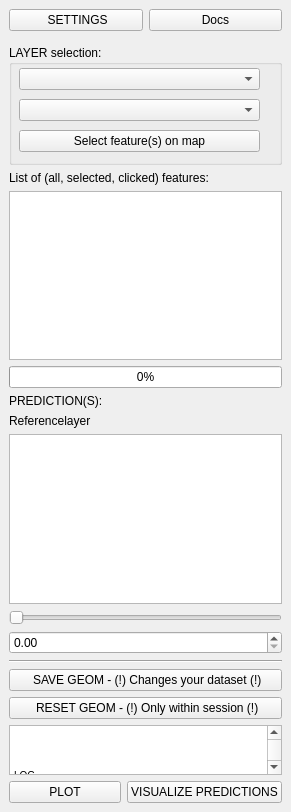
Old version of the form plugin/brdrq/brdrq_dockwidget_featurealigner.ui in the repository OnroerendErfgoed/brdrQ.
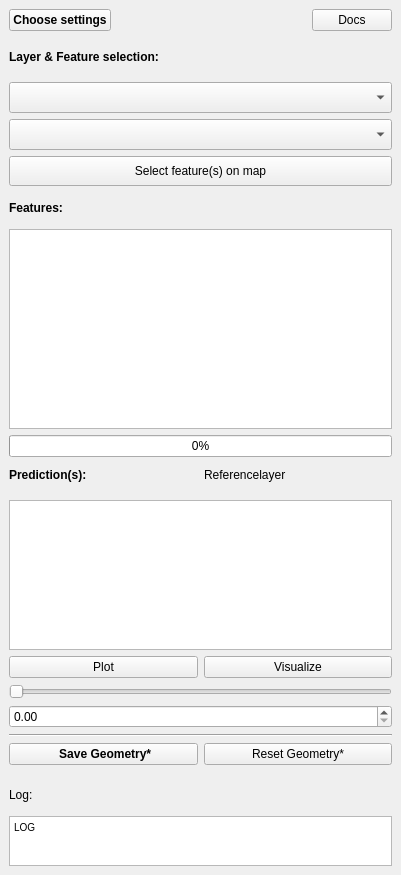
New version of the form. Custom widgets are drawn as their Qt base class.

The edit to the form file:
```diff
--- a/plugin/brdrq/brdrq_dockwidget_featurealigner.ui
+++ b/plugin/brdrq/brdrq_dockwidget_featurealigner.ui
@@ -6,8 +6,8 @@
    <rect>
     <x>0</x>
     <y>0</y>
-    <width>291</width>
-    <height>812</height>
+    <width>401</width>
+    <height>875</height>
    </rect>
   </property>
   <property name="windowOpacity">
@@ -18,26 +18,162 @@
   </property>
   <widget class="QWidget" name="dockWidgetContents">
    <layout class="QGridLayout" name="gridLayout">
-    <item row="39" column="0">
-     <widget class="QPushButton" name="pushButton_reset">
-      <property name="text">
-       <string> RESET GEOM - (!) Only within session (!)</string>
+    <item row="32" column="0">
+     <widget class="Line" name="line">
+      <property name="orientation">
+       <enum>Qt::Horizontal</enum>
       </property>
      </widget>
     </item>
+    <item row="22" column="0">
+     <layout class="QHBoxLayout" name="horizontalLayout_4">
+      <property name="bottomMargin">
+       <number>8</number>
+      </property>
+      <item alignment="Qt::AlignLeft">
+       <widget class="QLabel" name="label_2">
+        <property name="font">
+         <font>
+          <weight>75</weight>
+          <bold>true</bold>
+         </font>
+        </property>
+        <property name="toolTip">
+         <string>Prediction(s) for the selected feature based on the reference layer</string>
+        </property>
+        <property name="text">
+         <string>Prediction(s):</string>
+        </property>
+       </widget>
+      </item>
+      <item>
+       <widget class="QLabel" name="label_referencelayer">
+        <property name="text">
+         <string>Referencelayer</string>
+        </property>
+       </widget>
+      </item>
+     </layout>
+    </item>
+    <item row="43" column="0">
+     <widget class="QTextEdit" name="textEdit_output">
+      <property name="sizePolicy">
+       <sizepolicy hsizetype="Expanding" vsizetype="Fixed">
+        <horstretch>0</horstretch>
+        <verstretch>0</verstretch>
+       </sizepolicy>
+      </property>
+      <property name="minimumSize">
+       <size>
+        <width>0</width>
+        <height>50</height>
+       </size>
+      </property>
+      <property name="maximumSize">
+       <size>
+        <width>16777215</width>
+        <height>50</height>
+       </size>
+      </property>
+      <property name="baseSize">
+       <size>
+        <width>0</width>
+        <height>50</height>
+       </size>
+      </property>
+      <property name="html">
+       <string>&lt;!DOCTYPE HTML PUBLIC &quot;-//W3C//DTD HTML 4.0//EN&quot; &quot;http://www.w3.org/TR/REC-html40/strict.dtd&quot;&gt;
+&lt;html&gt;&lt;head&gt;&lt;meta name=&quot;qrichtext&quot; content=&quot;1&quot; /&gt;&lt;style type=&quot;text/css&quot;&gt;
+p, li { white-space: pre-wrap; }
+&lt;/style&gt;&lt;/head&gt;&lt;body style=&quot; font-family:'MS Shell Dlg 2'; font-size:9.75pt; font-weight:400; font-style:normal;&quot;&gt;
+&lt;p style=&quot; margin-top:0px; margin-bottom:0px; margin-left:0px; margin-right:0px; -qt-block-indent:0; text-indent:0px;&quot;&gt;&lt;span style=&quot; font-size:7.8pt;&quot;&gt;LOG                             &lt;/span&gt;&lt;/p&gt;&lt;/body&gt;&lt;/html&gt;</string>
+      </property>
+     </widget>
+    </item>
+    <item row="29" column="0">
+     <widget class="QSlider" name="horizontalSlider">
+      <property name="singleStep">
+       <number>10</number>
+      </property>
+      <property name="orientation">
+       <enum>Qt::Horizontal</enum>
+      </property>
+     </widget>
+    </item>
+    <item row="15" column="0">
+     <widget class="QgsMapLayerComboBox" name="mMapLayerComboBox">
+      <property name="sizePolicy">
+       <sizepolicy hsizetype="Preferred" vsizetype="Preferred">
+        <horstretch>0</horstretch>
+        <verstretch>0</verstretch>
+       </sizepolicy>
+      </property>
+      <property name="font">
+       <font>
+        <weight>50</weight>
+        <bold>false</bold>
+       </font>
+      </property>
+     </widget>
+    </item>
+    <item row="20" column="0">
+     <widget class="QProgressBar" name="progressBar">
+      <property name="value">
+       <number>0</number>
+      </property>
+     </widget>
+    </item>
+    <item row="19" column="0">
+     <widget class="QListWidget" name="listWidget_features">
+      <property name="maximumSize">
+       <size>
+        <width>16777215</width>
+        <height>200</height>
+       </size>
+      </property>
+     </widget>
+    </item>
+    <item row="23" column="0">
+     <widget class="QListWidget" name="listWidget_predictions">
+      <property name="maximumSize">
+       <size>
+        <width>16777215</width>
+        <height>150</height>
+       </size>
+      </property>
+     </widget>
+    </item>
+    <item row="30" column="0">
+     <widget class="QDoubleSpinBox" name="doubleSpinBox"/>
+    </item>
     <item row="5" column="0">
      <layout class="QHBoxLayout" name="horizontalLayout_2">
       <property name="bottomMargin">
        <number>8</number>
       </property>
-      <item>
+      <item alignment="Qt::AlignLeft">
        <widget class="QPushButton" name="pushButton_settings">
+        <property name="sizePolicy">
+         <sizepolicy hsizetype="Preferred" vsizetype="Fixed">
+          <horstretch>0</horstretch>
+          <verstretch>0</verstretch>
+         </sizepolicy>
+        </property>
+        <property name="font">
+         <font>
+          <weight>75</weight>
+          <bold>true</bold>
+         </font>
+        </property>
+        <property name="toolTip">
+         <string>Define the settings to align features</string>
+        </property>
         <property name="text">
-         <string> SETTINGS</string>
+         <string>Choose settings</string>
         </property>
        </widget>
       </item>
-      <item>
+      <item alignment="Qt::AlignRight">
        <widget class="QPushButton" name="pushButton_help">
         <property name="text">
          <string>Docs</string>
@@ -46,178 +182,141 @@
       </item>
      </layout>
     </item>
-    <item row="17" column="0">
+    <item row="40" column="0">
+     <layout class="QHBoxLayout" name="horizontalLayout_3">
+      <property name="bottomMargin">
+       <number>8</number>
+      </property>
+      <item>
+       <widget class="QPushButton" name="pushButton_save">
+        <property name="font">
+         <font>
+          <weight>75</weight>
+          <bold>true</bold>
+         </font>
+        </property>
+        <property name="toolTip">
+         <string>Save Geometry - (!) *Changes your dataset (!)</string>
+        </property>
+        <property name="text">
+         <string extracomment="save"> Save Geometry*</string>
+        </property>
+        <attribute name="buttonGroup">
+         <string notr="true">buttonGroup</string>
+        </attribute>
+       </widget>
+      </item>
+      <item>
+       <widget class="QPushButton" name="pushButton_reset">
+        <property name="toolTip">
+         <string>Reset geometry - (!) *Only possible to reset within session (!)</string>
+        </property>
+        <property name="text">
+         <string>Reset Geometry*</string>
+        </property>
+       </widget>
+      </item>
+     </layout>
+    </item>
+    <item row="18" column="0" alignment="Qt::AlignLeft">
      <widget class="QLabel" name="label">
+      <property name="font">
+       <font>
+        <weight>75</weight>
+        <bold>true</bold>
+       </font>
+      </property>
+      <property name="toolTip">
+       <string> List of (all, selected, clicked) features</string>
+      </property>
       <property name="text">
-       <string>List of (all, selected, clicked) features:</string>
+       <string>Features:</string>
       </property>
      </widget>
     </item>
-    <item row="20" column="0">
-     <widget class="QLabel" name="label_2">
-      <property name="text">
-       <string>PREDICTION(S):</string>
+    <item row="16" column="0">
+     <widget class="QComboBox" name="comboBox_selectfeatures">
+      <property name="sizePolicy">
+       <sizepolicy hsizetype="Preferred" vsizetype="Preferred">
+        <horstretch>0</horstretch>
+        <verstretch>0</verstretch>
+       </sizepolicy>
       </property>
+      <property name="font">
+       <font>
+        <weight>50</weight>
+        <bold>false</bold>
+       </font>
+      </property>
      </widget>
     </item>
-    <item row="13" column="0">
-     <widget class="QGroupBox" name="groupBox">
+    <item row="17" column="0">
+     <widget class="QPushButton" name="pushButton_select">
       <property name="sizePolicy">
        <sizepolicy hsizetype="Expanding" vsizetype="Preferred">
         <horstretch>0</horstretch>
         <verstretch>0</verstretch>
        </sizepolicy>
       </property>
-      <property name="minimumSize">
-       <size>
-        <width>0</width>
-        <height>120</height>
-       </size>
+      <property name="font">
+       <font>
+        <weight>50</weight>
+        <bold>false</bold>
+       </font>
       </property>
-      <property name="title">
-       <string>LAYER selection:</string>
+      <property name="toolTip">
+       <string>Select feature(s ) from layer by clicking on the map</string>
       </property>
-      <widget class="QWidget" name="verticalLayoutWidget">
-       <property name="geometry">
-        <rect>
-         <x>10</x>
-         <y>20</y>
-         <width>241</width>
-         <height>92</height>
-        </rect>
-       </property>
-       <layout class="QVBoxLayout" name="verticalLayout">
-        <item>
-         <widget class="QgsMapLayerComboBox" name="mMapLayerComboBox"/>
-        </item>
-        <item>
-         <widget class="QComboBox" name="comboBox_selectfeatures">
-          <property name="sizePolicy">
-           <sizepolicy hsizetype="Expanding" vsizetype="Fixed">
-            <horstretch>0</horstretch>
-            <verstretch>0</verstretch>
-           </sizepolicy>
-          </property>
-         </widget>
-        </item>
-        <item>
-         <widget class="QPushButton" name="pushButton_select">
-          <property name="sizePolicy">
-           <sizepolicy hsizetype="Expanding" vsizetype="Fixed">
-            <horstretch>0</horstretch>
-            <verstretch>0</verstretch>
-           </sizepolicy>
-          </property>
-          <property name="text">
-           <string>Select feature(s) on map</string>
-          </property>
-         </widget>
-        </item>
-       </layout>
-      </widget>
+      <property name="text">
+       <string>Select feature(s) on map</string>
+      </property>
      </widget>
     </item>
-    <item row="41" column="0">
+    <item row="28" column="0">
      <layout class="QHBoxLayout" name="horizontalLayout">
       <item>
        <widget class="QPushButton" name="pushButton_grafiek">
         <property name="text">
-         <string>PLOT</string>
+         <string>Plot</string>
         </property>
        </widget>
       </item>
       <item>
        <widget class="QPushButton" name="pushButton_visualisatie">
         <property name="text">
-         <string>VISUALIZE PREDICTIONS</string>
+         <string>Visualize</string>
         </property>
        </widget>
       </item>
      </layout>
     </item>
-    <item row="19" column="0">
-     <widget class="QProgressBar" name="progressBar">
-      <property name="value">
-       <number>0</number>
+    <item row="6" column="0">
+     <layout class="QHBoxLayout" name="horizontalLayout_5">
+      <property name="bottomMargin">
+       <number>8</number>
       </property>
-     </widget>
+      <item alignment="Qt::AlignLeft">
+       <widget class="QLabel" name="label_3">
+        <property name="font">
+         <font>
+          <weight>75</weight>
+          <bold>true</bold>
+         </font>
+        </property>
+        <property name="toolTip">
+         <string>Select the layer and the features to align</string>
+        </property>
+        <property name="text">
+         <string>Layer &amp; Feature selection:</string>
+        </property>
+       </widget>
+      </item>
+     </layout>
     </item>
-    <item row="26" column="0">
-     <widget class="QListWidget" name="listWidget_predictions">
-      <property name="editTriggers">
-       <set>QAbstractItemView::CurrentChanged|QAbstractItemView::DoubleClicked|QAbstractItemView::EditKeyPressed|QAbstractItemView::SelectedClicked</set>
-      </property>
-     </widget>
-    </item>
-    <item row="28" column="0">
-     <widget class="QSlider" name="horizontalSlider">
-      <property name="singleStep">
-       <number>10</number>
-      </property>
-      <property name="orientation">
-       <enum>Qt::Horizontal</enum>
-      </property>
-     </widget>
-    </item>
-    <item row="21" column="0">
-     <widget class="QLabel" name="label_referencelayer">
+    <item row="41" column="0">
+     <widget class="QLabel" name="label_4">
       <property name="text">
-       <string>Referencelayer</string>
-      </property>
-     </widget>
-    </item>
-    <item row="40" column="0">
-     <widget class="QTextEdit" name="textEdit_output">
-      <property name="sizePolicy">
-       <sizepolicy hsizetype="Expanding" vsizetype="Fixed">
-        <horstretch>0</horstretch>
-        <verstretch>0</verstretch>
-       </sizepolicy>
-      </property>
-      <property name="maximumSize">
-       <size>
-        <width>16777215</width>
-        <height>50</height>
-       </size>
-      </property>
-      <property name="baseSize">
-       <size>
-        <width>0</width>
-        <height>50</height>
-       </size>
-      </property>
-      <property name="html">
-       <string>&lt;!DOCTYPE HTML PUBLIC &quot;-//W3C//DTD HTML 4.0//EN&quot; &quot;http://www.w3.org/TR/REC-html40/strict.dtd&quot;&gt;
-&lt;html&gt;&lt;head&gt;&lt;meta name=&quot;qrichtext&quot; content=&quot;1&quot; /&gt;&lt;style type=&quot;text/css&quot;&gt;
-p, li { white-space: pre-wrap; }
-&lt;/style&gt;&lt;/head&gt;&lt;body style=&quot; font-family:'MS Shell Dlg 2'; font-size:7.8pt; font-weight:400; font-style:normal;&quot;&gt;
-&lt;p style=&quot; margin-top:0px; margin-bottom:0px; margin-left:0px; margin-right:0px; -qt-block-indent:0; text-indent:0px;&quot;&gt;                                &lt;/p&gt;
-&lt;p style=&quot; margin-top:0px; margin-bottom:0px; margin-left:0px; margin-right:0px; -qt-block-indent:0; text-indent:0px;&quot;&gt;                                 &lt;/p&gt;
-&lt;p style=&quot; margin-top:0px; margin-bottom:0px; margin-left:0px; margin-right:0px; -qt-block-indent:0; text-indent:0px;&quot;&gt;                                 &lt;/p&gt;
-&lt;p style=&quot; margin-top:0px; margin-bottom:0px; margin-left:0px; margin-right:0px; -qt-block-indent:0; text-indent:0px;&quot;&gt;LOG                             &lt;/p&gt;&lt;/body&gt;&lt;/html&gt;</string>
-      </property>
-     </widget>
-    </item>
-    <item row="29" column="0">
-     <widget class="QDoubleSpinBox" name="doubleSpinBox"/>
-    </item>
-    <item row="38" column="0">
-     <widget class="QPushButton" name="pushButton_save">
-      <property name="toolTip">
-       <string>&lt;html&gt;&lt;head/&gt;&lt;body&gt;&lt;p&gt;Save&lt;/p&gt;&lt;/body&gt;&lt;/html&gt;</string>
-      </property>
-      <property name="text">
-       <string extracomment="save"> SAVE GEOM - (!) Changes your dataset (!)</string>
-      </property>
-     </widget>
-    </item>
-    <item row="18" column="0">
-     <widget class="QListWidget" name="listWidget_features"/>
-    </item>
-    <item row="30" column="0">
-     <widget class="Line" name="line">
-      <property name="orientation">
-       <enum>Qt::Horizontal</enum>
+       <string>Log:</string>
       </property>
      </widget>
     </item>
```
Left out of the diff: 18 changed lines with no effect on the pictures.
